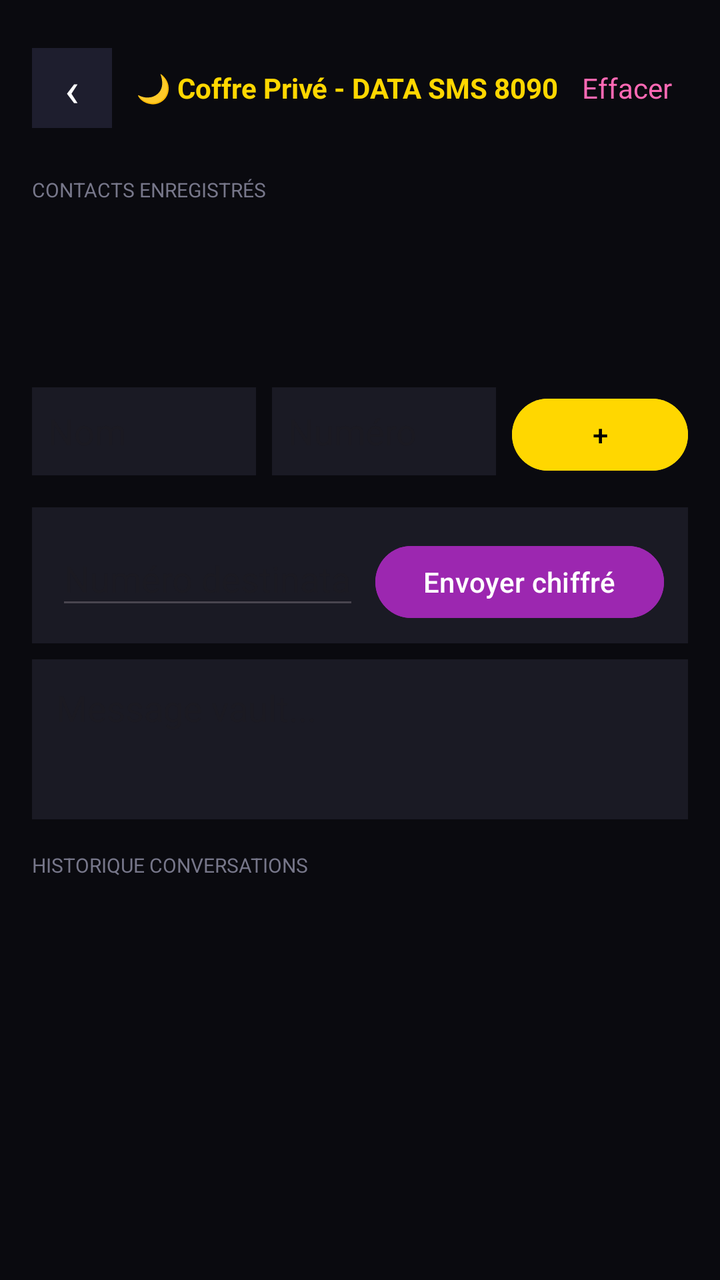
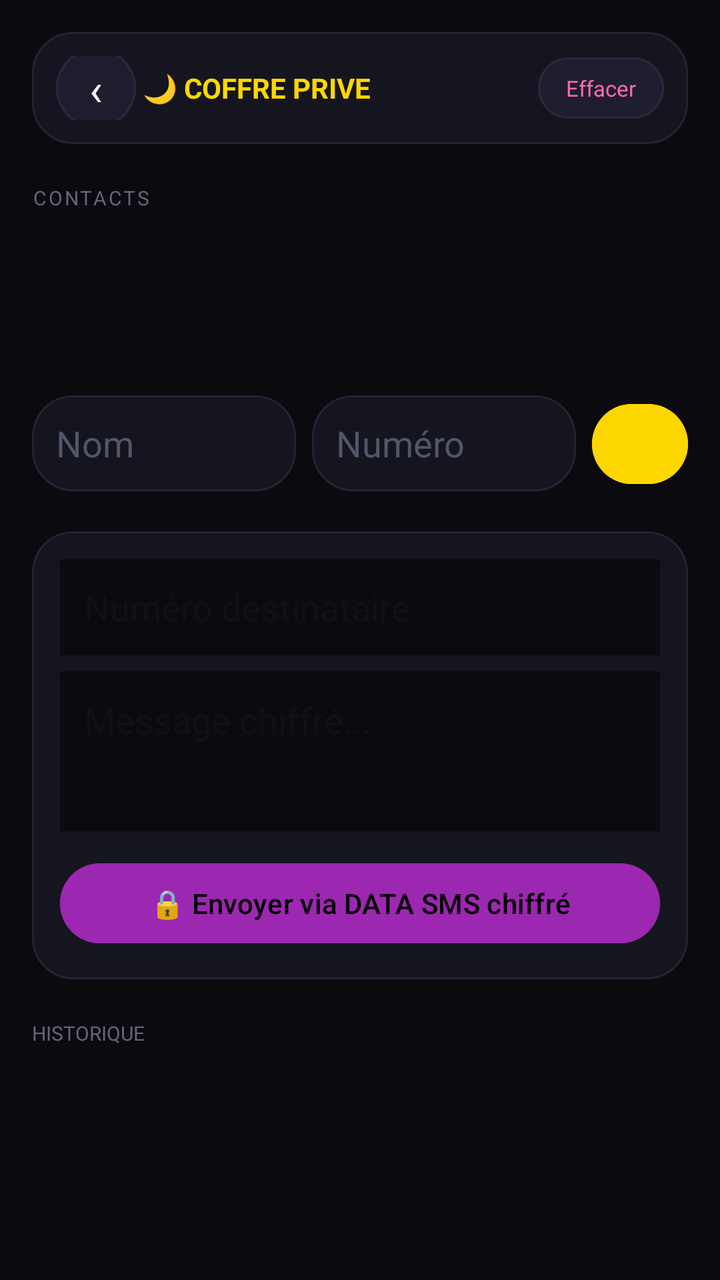

The first picture is an Android layout as it rendered before a commit; the second is the same layout after the commit. The layout source and the unified diff follow.
<!-- AndroidManifest.xml: application theme Theme.Diary2 -->
<!-- res/layout/activity_vault.xml -->
<?xml version="1.0" encoding="utf-8"?>
<LinearLayout xmlns:android="http://schemas.android.com/apk/res/android"
    android:layout_width="match_parent" android:layout_height="match_parent"
    android:orientation="vertical" android:background="#0A0A0F" android:padding="16dp">

    <LinearLayout android:layout_width="match_parent" android:layout_height="56dp"
        android:orientation="horizontal" android:gravity="center_vertical">
        <TextView android:id="@+id/btnBack" android:layout_width="40dp" android:layout_height="40dp"
            android:text="‹" android:textSize="24sp" android:textColor="#FFF" android:gravity="center"
            android:background="#1E1E2E"/>
        <TextView android:layout_width="0dp" android:layout_weight="1" android:layout_height="wrap_content"
            android:text="🌙 Coffre Privé - DATA SMS 8090" android:textColor="#FFD700"
            android:textStyle="bold" android:layout_marginStart="12dp"/>
        <TextView android:id="@+id/btnClearHistory" android:layout_width="wrap_content" android:layout_height="wrap_content"
            android:text="Effacer" android:textColor="#FF69B4" android:padding="8dp"/>
    </LinearLayout>

    
    <TextView android:layout_width="wrap_content" android:layout_height="wrap_content"
        android:text="CONTACTS ENREGISTRÉS" android:textColor="#77778A" android:textSize="10sp" android:layout_marginTop="16dp"/>
    <androidx.recyclerview.widget.RecyclerView android:id="@+id/rvContacts"
        android:layout_width="match_parent" android:layout_height="80dp" android:orientation="horizontal"/>

    <LinearLayout android:layout_width="match_parent" android:layout_height="wrap_content"
        android:orientation="horizontal" android:layout_marginTop="12dp">
        <EditText android:id="@+id/etContactName" android:layout_width="0dp" android:layout_weight="1"
            android:layout_height="44dp" android:hint="Nom" android:textColor="#FFF" android:background="#1A1A24" android:padding="8dp"/>
        <EditText android:id="@+id/etContactNumber" android:layout_width="0dp" android:layout_weight="1"
            android:layout_height="44dp" android:hint="Numéro" android:textColor="#FFF" android:background="#1A1A24"
            android:layout_marginStart="8dp" android:inputType="phone" android:padding="8dp"/>
        <Button android:id="@+id/btnSaveContact" android:layout_width="wrap_content" android:layout_height="44dp"
            android:text="+" android:backgroundTint="#FFD700" android:textColor="#000" android:layout_marginStart="8dp"/>
    </LinearLayout>

    
    <LinearLayout android:layout_width="match_parent" android:layout_height="wrap_content"
        android:orientation="horizontal" android:layout_marginTop="16dp" android:background="#1A1A24" android:padding="12dp">
        <EditText android:id="@+id/vaultDest" android:layout_width="0dp" android:layout_weight="1"
            android:layout_height="44dp" android:hint="Numéro destinataire" android:textColor="#FFF" android:inputType="phone"/>
        <Button android:id="@+id/btnSendVault" android:layout_width="wrap_content" android:layout_height="44dp"
            android:text="Envoyer chiffré" android:backgroundTint="#9C27B0" android:layout_marginStart="8dp"/>
    </LinearLayout>
    <EditText android:id="@+id/vaultMsg" android:layout_width="match_parent" android:layout_height="80dp"
        android:hint="Message vault..." android:textColor="#FFF" android:background="#1A1A24" android:layout_marginTop="8dp" android:padding="12dp" android:gravity="top"/>

    
    <TextView android:layout_width="wrap_content" android:layout_height="wrap_content"
        android:text="HISTORIQUE CONVERSATIONS" android:textColor="#77778A" android:textSize="10sp" android:layout_marginTop="16dp"/>
    <androidx.recyclerview.widget.RecyclerView android:id="@+id/rvHistory"
        android:layout_width="match_parent" android:layout_height="0dp" android:layout_weight="1" android:layout_marginTop="8dp"/>
</LinearLayout>
<!-- resources referenced by this layout -->
<resources>
  <style name="Theme.Diary2" parent="Theme.Material3.DayNight">
          <item name="colorPrimary">#9C27B0</item>
      </style>
</resources>

<!-- the commit's change to res/layout/activity_vault.xml (unified diff, before → after) -->
@@ -4,48 +4,46 @@
     android:orientation="vertical" android:background="#0A0A0F" android:padding="16dp">
 
     <LinearLayout android:layout_width="match_parent" android:layout_height="56dp"
-        android:orientation="horizontal" android:gravity="center_vertical">
+        android:orientation="horizontal" android:gravity="center_vertical"
+        android:background="@drawable/bg_glass_card" android:padding="12dp">
         <TextView android:id="@+id/btnBack" android:layout_width="40dp" android:layout_height="40dp"
-            android:text="‹" android:textSize="24sp" android:textColor="#FFF" android:gravity="center"
-            android:background="#1E1E2E"/>
+            android:text="‹" android:textSize="22sp" android:textColor="#FFF" android:gravity="center"
+            android:background="@drawable/bg_glass_chip"/>
         <TextView android:layout_width="0dp" android:layout_weight="1" android:layout_height="wrap_content"
-            android:text="🌙 Coffre Privé - DATA SMS 8090" android:textColor="#FFD700"
-            android:textStyle="bold" android:layout_marginStart="12dp"/>
+            android:text=" 🌙 COFFRE PRIVE" android:textColor="#FFD700" android:textStyle="bold" android:textSize="14sp"/>
         <TextView android:id="@+id/btnClearHistory" android:layout_width="wrap_content" android:layout_height="wrap_content"
-            android:text="Effacer" android:textColor="#FF69B4" android:padding="8dp"/>
+            android:text="Effacer" android:textColor="#FF69B4" android:background="@drawable/bg_glass_chip" android:paddingHorizontal="14dp" android:paddingVertical="8dp" android:textSize="11sp"/>
     </LinearLayout>
 
-    
     <TextView android:layout_width="wrap_content" android:layout_height="wrap_content"
-        android:text="CONTACTS ENREGISTRÉS" android:textColor="#77778A" android:textSize="10sp" android:layout_marginTop="16dp"/>
+        android:text="CONTACTS" android:textColor="#66667A" android:textSize="10sp" android:letterSpacing="0.1" android:layout_marginTop="20dp"/>
     <androidx.recyclerview.widget.RecyclerView android:id="@+id/rvContacts"
-        android:layout_width="match_parent" android:layout_height="80dp" android:orientation="horizontal"/>
+        android:layout_width="match_parent" android:layout_height="72dp" android:layout_marginTop="8dp"/>
 
     <LinearLayout android:layout_width="match_parent" android:layout_height="wrap_content"
         android:orientation="horizontal" android:layout_marginTop="12dp">
         <EditText android:id="@+id/etContactName" android:layout_width="0dp" android:layout_weight="1"
-            android:layout_height="44dp" android:hint="Nom" android:textColor="#FFF" android:background="#1A1A24" android:padding="8dp"/>
+            android:layout_height="48dp" android:hint="Nom" android:textColor="#FFF" android:textColorHint="#55556A"
+            android:background="@drawable/bg_glass_card" android:padding="12dp"/>
         <EditText android:id="@+id/etContactNumber" android:layout_width="0dp" android:layout_weight="1"
-            android:layout_height="44dp" android:hint="Numéro" android:textColor="#FFF" android:background="#1A1A24"
-            android:layout_marginStart="8dp" android:inputType="phone" android:padding="8dp"/>
-        <Button android:id="@+id/btnSaveContact" android:layout_width="wrap_content" android:layout_height="44dp"
-            android:text="+" android:backgroundTint="#FFD700" android:textColor="#000" android:layout_marginStart="8dp"/>
+            android:layout_height="48dp" android:hint="Numéro" android:textColor="#FFF" android:textColorHint="#55556A"
+            android:background="@drawable/bg_glass_card" android:layout_marginStart="8dp" android:inputType="phone" android:padding="12dp"/>
+        <Button android:id="@+id/btnSaveContact" android:layout_width="48dp" android:layout_height="48dp"
+            android:text="+" android:textSize="18sp" android:backgroundTint="#FFD700" android:textColor="#000" android:layout_marginStart="8dp"/>
     </LinearLayout>
 
-    
     <LinearLayout android:layout_width="match_parent" android:layout_height="wrap_content"
-        android:orientation="horizontal" android:layout_marginTop="16dp" android:background="#1A1A24" android:padding="12dp">
-        <EditText android:id="@+id/vaultDest" android:layout_width="0dp" android:layout_weight="1"
-            android:layout_height="44dp" android:hint="Numéro destinataire" android:textColor="#FFF" android:inputType="phone"/>
-        <Button android:id="@+id/btnSendVault" android:layout_width="wrap_content" android:layout_height="44dp"
-            android:text="Envoyer chiffré" android:backgroundTint="#9C27B0" android:layout_marginStart="8dp"/>
+        android:orientation="vertical" android:background="@drawable/bg_glass_card" android:padding="14dp" android:layout_marginTop="20dp">
+        <EditText android:id="@+id/vaultDest" android:layout_width="match_parent"
+            android:layout_height="48dp" android:hint="Numéro destinataire" android:textColor="#FFF" android:background="#0A0A0F" android:padding="12dp" android:inputType="phone"/>
+        <EditText android:id="@+id/vaultMsg" android:layout_width="match_parent" android:layout_height="80dp"
+            android:hint="Message chiffré..." android:textColor="#FFF" android:background="#0A0A0F" android:layout_marginTop="8dp" android:padding="12dp" android:gravity="top"/>
+        <Button android:id="@+id/btnSendVault" android:layout_width="match_parent" android:layout_height="48dp"
+            android:text="🔒 Envoyer via DATA SMS chiffré" android:backgroundTint="#9C27B0" android:layout_marginTop="12dp"/>
     </LinearLayout>
-    <EditText android:id="@+id/vaultMsg" android:layout_width="match_parent" android:layout_height="80dp"
-        android:hint="Message vault..." android:textColor="#FFF" android:background="#1A1A24" android:layout_marginTop="8dp" android:padding="12dp" android:gravity="top"/>
 
-    
     <TextView android:layout_width="wrap_content" android:layout_height="wrap_content"
-        android:text="HISTORIQUE CONVERSATIONS" android:textColor="#77778A" android:textSize="10sp" android:layout_marginTop="16dp"/>
+        android:text="HISTORIQUE" android:textColor="#66667A" android:textSize="10sp" android:layout_marginTop="20dp"/>
     <androidx.recyclerview.widget.RecyclerView android:id="@+id/rvHistory"
         android:layout_width="match_parent" android:layout_height="0dp" android:layout_weight="1" android:layout_marginTop="8dp"/>
 </LinearLayout>
<!-- resource entries referenced after the edit -->
@@ -1,7 +1,25 @@
 <!-- resources referenced by this layout -->
 <resources>
-  <style name="Theme.Diary2" parent="Theme.Material3.DayNight">
-          <item name="colorPrimary">#9C27B0</item>
+  <!-- drawable bg_glass_card (drawable) -->
+  <?xml version="1.0" encoding="utf-8"?>
+  <shape xmlns:android="http://schemas.android.com/apk/res/android" android:shape="rectangle">
+      <solid android:color="#15151F"/>
+      <corners android:radius="20dp"/>
+      <stroke android:width="1dp" android:color="#232334"/>
+  </shape>
+  <!-- drawable bg_glass_chip (drawable) -->
+  <?xml version="1.0" encoding="utf-8"?>
+  <shape xmlns:android="http://schemas.android.com/apk/res/android" android:shape="rectangle">
+      <solid android:color="#1E1E2E"/>
+      <corners android:radius="20dp"/>
+      <stroke android:width="1dp" android:color="#2A2A3A"/>
+  </shape>
+  <style name="Theme.Diary2" parent="Theme.Material3.DayNight.NoActionBar">
+          <item name="colorPrimary">#FFD700</item>
+          <item name="colorPrimaryContainer">#1A1A24</item>
+          <item name="colorOnPrimary">#000000</item>
+          <item name="android:statusBarColor">#0A0A0F</item>
+          <item name="android:navigationBarColor">#0A0A0F</item>
       </style>
 </resources>
 
